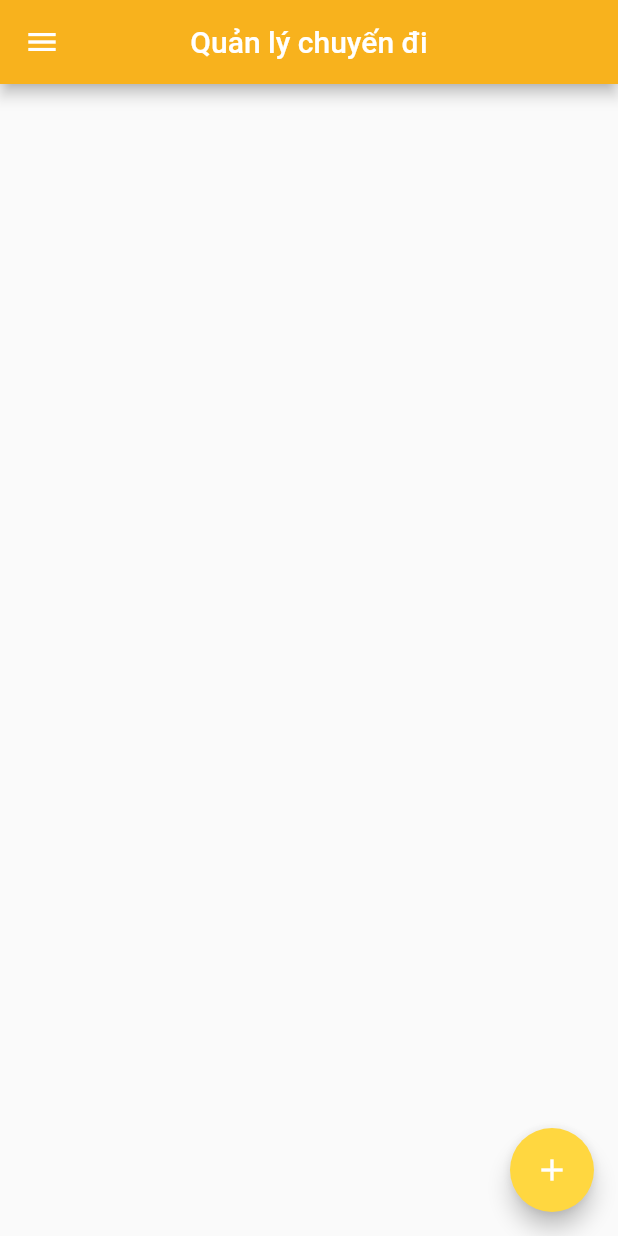
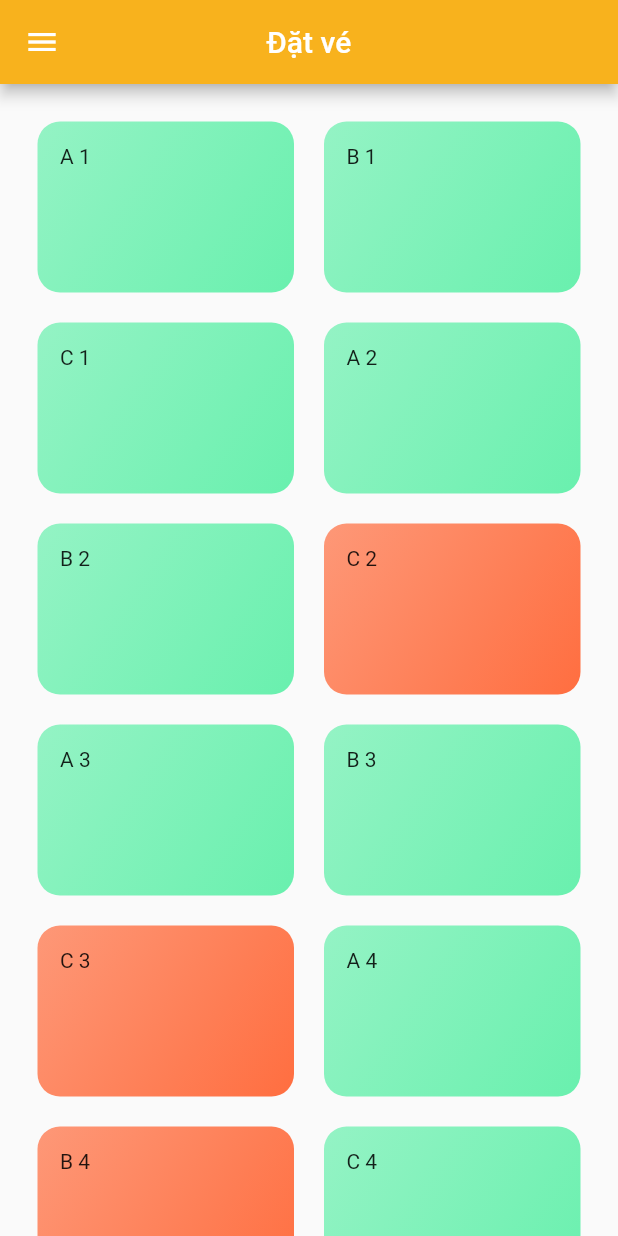
Before and after one commit to HaYen1112/Project_DACN, a Flutter app: the screen it shows after launch, on a phone screen of 412 x 824 dp. Run offline on Flutter 3.47's test engine with Material 2 defaults, Android fonts, the phone set to English and light mode, and no system bars; our stand-ins replace cloud_firestore, email_validator, firebase_auth, firebase_core, flutter_svg, font_awesome_flutter and 1 more; missing offline and left inert: dart:html, dart:js; accounts and stored records are empty.

Commit message:
giao diện đặt vé

```diff
--- /dev/null
+++ b/project_cnpm/lib/DAO/TicketBook_item.dart
@@ -0,0 +1,29 @@
+
+import 'package:flutter/material.dart';
+
+class TicketBook_item extends StatelessWidget {
+  final String title;
+  final String status;
+  final Color color;
+
+  const TicketBook_item(this.title,  this.status,  this.color);
+  @override
+  Widget build(BuildContext context) {
+    return Container(
+      padding: const EdgeInsets.all(15),
+      child: Text(title),
+      decoration: BoxDecoration(
+        gradient: LinearGradient(
+          colors: [
+            color.withOpacity(0.7),
+            color
+          ],
+          begin: Alignment.topLeft,
+          end: Alignment.bottomRight
+        ),
+            borderRadius: BorderRadius.circular(15)
+      ),
+
+    );
+  }
+}
--- /dev/null
+++ b/project_cnpm/lib/DAO/TicketData.dart
@@ -0,0 +1,220 @@
+import 'package:flutter/material.dart';
+import 'package:project_cnpm/DAO/Ticket_book.dart';
+const DUMMY_TICKET = const[
+  Ticket_book(
+      id: '1',
+      title: 'A 1',
+      status: 'Trống',
+      color: Colors.greenAccent
+  ),
+  Ticket_book(
+      id: '2',
+      title: 'B 1',
+      status: 'Trống',
+      color: Colors.greenAccent
+  ),
+  Ticket_book(
+      id: '3',
+      title: 'C 1',
+      status: 'Trống',
+      color: Colors.greenAccent
+  ),
+  Ticket_book(
+      id: '4',
+      title: 'A 2',
+      status: 'Trống',
+      color: Colors.greenAccent
+  ),
+  Ticket_book(
+      id: '5',
+      title: 'B 2',
+      status: 'Trống',
+      color: Colors.greenAccent
+  ),
+  Ticket_book(
+      id: '6 ',
+      title: 'C 2',
+      status: 'Đã đặt',
+      color: Colors.deepOrangeAccent
+  ),
+  Ticket_book(
+      id: '7',
+      title: 'A 3',
+      status: 'Trống',
+      color: Colors.greenAccent
+  ),
+  Ticket_book(
+      id: '8',
+      title: 'B 3',
+      status: 'Trống',
+      color: Colors.greenAccent
+  ),
+  Ticket_book(
+      id: '9',
+      title: 'C 3',
+      status: 'Đã đặt',
+      color: Colors.deepOrangeAccent
+  ),
+  Ticket_book(
+      id: '10',
+      title: 'A 4',
+      status: 'Trống',
+      color: Colors.greenAccent
+  ),
+  Ticket_book(
+      id: '11',
+      title: 'B 4',
+      status: 'Đã đặt',
+      color: Colors.deepOrangeAccent
+  ),
+  Ticket_book(
+      id: '12',
+      title: 'C 4',
+      status: 'Trống',
+      color: Colors.greenAccent
+  ),
+  Ticket_book(
+      id: '13',
+      title: 'A 5',
+      status: 'Đã đặt',
+      color: Colors.deepOrangeAccent
+  ),
+  Ticket_book(
+      id: '14',
+      title: 'B 5',
+      status: 'Trống',
+      color: Colors.greenAccent
+  ),
+  Ticket_book(
+      id: '15',
+      title: 'C 5',
+      status: 'Trống',
+      color: Colors.greenAccent
+  ),
+  Ticket_book(
+      id: '16',
+      title: 'A 6',
+      status: 'Trống',
+      color: Colors.greenAccent
+  ),
+  Ticket_book(
+      id: '17',
+      title: 'B 6',
+      status: 'Đã đặt',
+      color: Colors.deepOrangeAccent
+  ),
+  Ticket_book(
+      id: '18',
+      title: 'C 6',
+      status: 'Trống',
+      color: Colors.greenAccent
+  ),
+  Ticket_book(
+      id: '19',
+      title: 'A 7',
+      status: 'Đã đặt',
+      color: Colors.deepOrangeAccent
+  ),
+  Ticket_book(
+      id: '20',
+      title: 'B 7',
+      status: 'Trống',
+      color: Colors.greenAccent
+  ),
+  Ticket_book(
+      id: '21',
+      title: 'C 7',
+      status: 'Trống',
+      color: Colors.greenAccent
+  ),
+  Ticket_book(
+      id: '22',
+      title: 'A 8',
+      status: 'Trống',
+      color: Colors.greenAccent
+  ),
+  Ticket_book(
+      id: '23',
+      title: 'B 8',
+      status: 'Trống',
+      color: Colors.greenAccent
+  ),
+  Ticket_book(
+      id: '24',
+      title: 'C 8',
+      status: 'Trống',
+      color: Colors.greenAccent
+  ),
+  Ticket_book(
+      id: '25',
+      title: 'A 9',
+      status: 'Trống',
+      color: Colors.greenAccent
+  ),
+  Ticket_book(
+      id: '26',
+      title: 'B 9',
+      status: 'Trống',
+      color: Colors.greenAccent
+  ),
+  Ticket_book(
+      id: '27',
+      title: 'C 9',
+      status: 'Trống',
+      color: Colors.greenAccent
+  ),
+  Ticket_book(
+      id: '28',
+      title: 'A 10',
+      status: 'Đã đặt',
+      color: Colors.deepOrangeAccent
+  ),
+  Ticket_book(
+      id: '29',
+      title: 'B 10',
+      status: 'Trống',
+      color: Colors.greenAccent
+  ),
+  Ticket_book(
+      id: '30',
+      title: 'C 10',
+      status: 'Đẵ đặt',
+      color: Colors.deepOrangeAccent
+  ),
+  Ticket_book(
+      id: '31',
+      title: 'A 11',
+      status: 'Trống',
+      color: Colors.greenAccent
+  ),
+  Ticket_book(
+      id: '32',
+      title: 'B 11',
+      status: 'Trống',
+      color: Colors.greenAccent
+  ),
+  Ticket_book(
+      id: '33',
+      title: 'C 11',
+      status: 'Trống',
+      color: Colors.greenAccent
+  ),
+  Ticket_book(
+      id: '34',
+      title: 'A 12',
+      status: 'Trống',
+      color: Colors.greenAccent
+  ),
+  Ticket_book(
+      id: '35',
+      title: 'B 12',
+      status: 'Đã đặt',
+      color: Colors.deepOrangeAccent
+  ),
+  Ticket_book(
+      id: '36',
+      title: 'C 12',
+      status: 'Trống',
+      color: Colors.greenAccent
+  ),
+];
--- /dev/null
+++ b/project_cnpm/lib/DAO/Ticket_book.dart
@@ -0,0 +1,13 @@
+import 'package:flutter/cupertino.dart';
+import 'package:flutter/material.dart';
+
+
+class Ticket_book{
+  final String id;
+  final String title;
+  final String status;
+  final Color color;
+
+ const Ticket_book({required this.id,required this.title,required this.status,  this.color= Colors.black12});
+
+}
--- a/project_cnpm/lib/main.dart
+++ b/project_cnpm/lib/main.dart
@@ -7,7 +7,7 @@ import 'package:project_cnpm/page/Manager_trip.dart';
 import 'package:project_cnpm/page/auth_page.dart';
 import 'package:project_cnpm/page/utils.dart';
 import 'package:project_cnpm/page/verify_email_page.dart';
-
+import 'package:project_cnpm/page/TicketBook.dart';
 import 'package:project_cnpm/widget/navigation_drawer.dart';
 import 'package:project_cnpm/widget/navigation_manage_drawer.dart';
 import 'package:firebase_core/firebase_core.dart';
@@ -38,7 +38,7 @@ class MyApp extends StatelessWidget {
       navigatorKey: navigatorKey,
       debugShowCheckedModeBanner: false,
       title: appTitle,
-      home: managerTrip(),
+      home: TicketBook(),
     );
   }
 }
--- /dev/null
+++ b/project_cnpm/lib/page/TicketBook.dart
@@ -0,0 +1,31 @@
+import 'package:flutter/cupertino.dart';
+import 'package:flutter/material.dart';
+import 'package:project_cnpm/DAO/TicketBook_item.dart';
+import 'package:project_cnpm/DAO/TicketData.dart';
+import 'package:project_cnpm/widget/navigation_manage_drawer.dart';
+
+class TicketBook extends StatelessWidget{
+  @override
+  Widget build(BuildContext context) => Scaffold(
+    drawer: NavigationManageDrawerWidget(),
+    appBar: AppBar(
+      title: Text('Đặt vé'),
+      centerTitle: true,
+      backgroundColor: Color.fromARGB(255, 248, 178, 29),
+
+    ),
+    body: GridView(
+      padding: const EdgeInsets.all(25),
+      children: DUMMY_TICKET.map((ticketBook_item) => TicketBook_item(
+          ticketBook_item.title,
+          ticketBook_item.status,
+          ticketBook_item.color)).toList(),
+      gridDelegate: SliverGridDelegateWithMaxCrossAxisExtent(
+          maxCrossAxisExtent: 200,
+          childAspectRatio: 3/2,
+          crossAxisSpacing: 20,
+          mainAxisSpacing: 20
+      ),
+    ),
+  );
+}
--- a/project_cnpm/lib/page/login.dart
+++ b/project_cnpm/lib/page/login.dart
@@ -1,4 +1,3 @@
-
 import 'package:email_validator/email_validator.dart';
 import 'package:cloud_firestore/cloud_firestore.dart';
 import 'package:firebase_auth/firebase_auth.dart';
```
